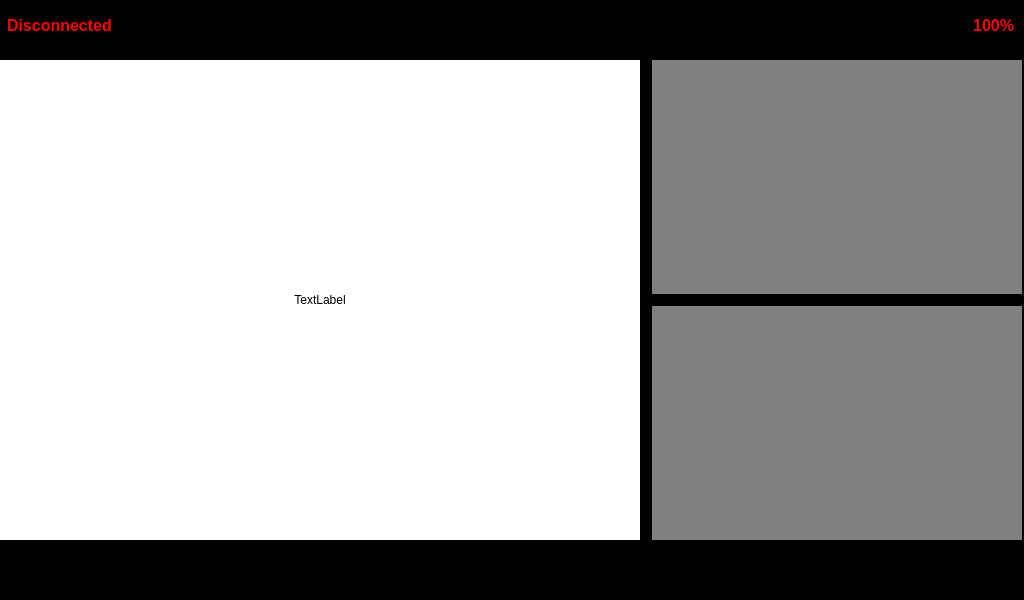
Before: the Qt Designer form design.ui in VirInnovationsSoftware/ABAMES, drawn with Qt 5.
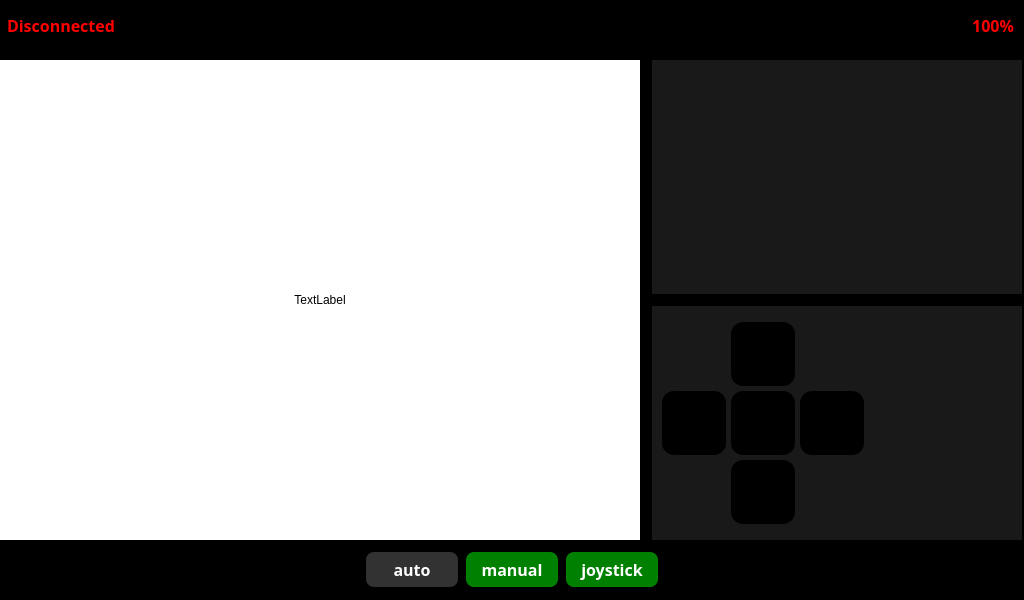
After: the same form once the commit is applied. Icons and pictures are not drawn.

The edit to the form file:
```diff
--- a/design.ui
+++ b/design.ui
@@ -35,6 +35,12 @@
     </property>
     <item row="0" column="0">
      <widget class="QStackedWidget" name="stackedWidget">
+      <property name="font">
+       <font>
+        <weight>50</weight>
+        <bold>false</bold>
+       </font>
+      </property>
       <widget class="QWidget" name="Main">
        <widget class="QLabel" name="StreamLabel">
         <property name="geometry">
@@ -60,12 +66,13 @@
          <rect>
           <x>2</x>
           <y>13</y>
-          <width>150</width>
+          <width>120</width>
           <height>24</height>
          </rect>
         </property>
         <property name="font">
          <font>
+          <family>Sans Serif</family>
           <pointsize>12</pointsize>
           <weight>75</weight>
           <bold>true</bold>
@@ -94,7 +101,7 @@
          </rect>
         </property>
         <property name="styleSheet">
-         <string notr="true">background:grey;</string>
+         <string notr="true">background:rgba(25, 25, 25, 255);</string>
         </property>
        </widget>
        <widget class="QWidget" name="widget_2" native="true">
@@ -107,8 +114,183 @@
          </rect>
         </property>
         <property name="styleSheet">
-         <string notr="true">background:grey;</string>
+         <string notr="true">background:rgba(25, 25, 25, 255);</string>
         </property>
+        <widget class="QPushButton" name="CursorUpBtn">
+         <property name="geometry">
+          <rect>
+           <x>79</x>
+           <y>16</y>
+           <width>64</width>
+           <height>64</height>
+          </rect>
+         </property>
+         <property name="styleSheet">
+          <string notr="true">QPushButton{
+	border-radius: 12px;
+	background: rgb(0, 0, 0);
+}
+QPushButton:hover{
+	background: rgb(5, 5, 5);
+}
+QPushButton:pressed{
+	background: rgb(20, 20, 20);
+}</string>
+         </property>
+         <property name="text">
+          <string/>
+         </property>
+         <property name="icon">
+          <iconset>
+           <normaloff>../../Downloads/keyboard_arrow_up_32dp_FFFFFF_FILL0_wght700_GRAD0_opsz40.png</normaloff>../../Downloads/keyboard_arrow_up_32dp_FFFFFF_FILL0_wght700_GRAD0_opsz40.png</iconset>
+         </property>
+         <property name="iconSize">
+          <size>
+           <width>32</width>
+           <height>32</height>
+          </size>
+         </property>
+        </widget>
+        <widget class="QPushButton" name="CursorDownBtn">
+         <property name="geometry">
+          <rect>
+           <x>79</x>
+           <y>154</y>
+           <width>64</width>
+           <height>64</height>
+          </rect>
+         </property>
+         <property name="styleSheet">
+          <string notr="true">QPushButton{
+	border-radius: 12px;
+	background: rgb(0, 0, 0);
+}
+QPushButton:hover{
+	background: rgb(5, 5, 5);
+}
+QPushButton:pressed{
+	background: rgb(20, 20, 20);
+}</string>
+         </property>
+         <property name="text">
+          <string/>
+         </property>
+         <property name="icon">
+          <iconset>
+           <normaloff>../../Downloads/keyboard_arrow_down_32dp_FFFFFF_FILL0_wght700_GRAD0_opsz40.png</normaloff>../../Downloads/keyboard_arrow_down_32dp_FFFFFF_FILL0_wght700_GRAD0_opsz40.png</iconset>
+         </property>
+         <property name="iconSize">
+          <size>
+           <width>32</width>
+           <height>32</height>
+          </size>
+         </property>
+        </widget>
+        <widget class="QPushButton" name="CursorRightBtn">
+         <property name="geometry">
+          <rect>
+           <x>148</x>
+           <y>85</y>
+           <width>64</width>
+           <height>64</height>
+          </rect>
+         </property>
+         <property name="styleSheet">
+          <string notr="true">QPushButton{
+	border-radius: 12px;
+	background: rgb(0, 0, 0);
+}
+QPushButton:hover{
+	background: rgb(5, 5, 5);
+}
+QPushButton:pressed{
+	background: rgb(20, 20, 20);
+}</string>
+         </property>
+         <property name="text">
+          <string/>
+         </property>
+         <property name="icon">
+          <iconset>
+           <normaloff>../../Downloads/keyboard_arrow_right_32dp_FFFFFF_FILL0_wght700_GRAD0_opsz40.png</normaloff>../../Downloads/keyboard_arrow_right_32dp_FFFFFF_FILL0_wght700_GRAD0_opsz40.png</iconset>
+         </property>
+         <property name="iconSize">
+          <size>
+           <width>32</width>
+           <height>32</height>
+          </size>
+         </property>
+        </widget>
+        <widget class="QPushButton" name="CursorLeftBtn">
+         <property name="geometry">
+          <rect>
+           <x>10</x>
+           <y>85</y>
+           <width>64</width>
+           <height>64</height>
+          </rect>
+         </property>
+         <property name="styleSheet">
+          <string notr="true">QPushButton{
+	border-radius: 12px;
+	background: rgb(0, 0, 0);
+}
+QPushButton:hover{
+	background: rgb(5, 5, 5);
+}
+QPushButton:pressed{
+	background: rgb(20, 20, 20);
+}</string>
+         </property>
+         <property name="text">
+          <string/>
+         </property>
+         <property name="icon">
+          <iconset>
+           <normaloff>../../Downloads/keyboard_arrow_left_32dp_FFFFFF_FILL0_wght700_GRAD0_opsz40.png</normaloff>../../Downloads/keyboard_arrow_left_32dp_FFFFFF_FILL0_wght700_GRAD0_opsz40.png</iconset>
+         </property>
+         <property name="iconSize">
+          <size>
+           <width>32</width>
+           <height>32</height>
+          </size>
+         </property>
+        </widget>
+        <widget class="QPushButton" name="CursorSaveBtn">
+         <property name="geometry">
+          <rect>
+           <x>79</x>
+           <y>85</y>
+           <width>64</width>
+           <height>64</height>
+          </rect>
+         </property>
+         <property name="styleSheet">
+          <string notr="true">QPushButton{
+	border-radius: 12px;
+	background: rgb(0, 0, 0);
+}
+QPushButton:hover{
+	background: rgb(5, 5, 5);
+}
+QPushButton:pressed{
+	background: rgb(20, 20, 20);
+}</string>
+         </property>
+         <property name="text">
+          <string/>
+         </property>
+         <property name="icon">
+          <iconset>
+           <normaloff>../../Downloads/bookmark_32dp_FFFFFF_FILL0_wght700_GRAD0_opsz40.png</normaloff>../../Downloads/bookmark_32dp_FFFFFF_FILL0_wght700_GRAD0_opsz40.png</iconset>
+         </property>
+         <property name="iconSize">
+          <size>
+           <width>32</width>
+           <height>32</height>
+          </size>
+         </property>
+        </widget>
        </widget>
        <widget class="QLabel" name="label_2">
         <property name="geometry">
@@ -121,6 +303,7 @@
         </property>
         <property name="font">
          <font>
+          <family>Sans Serif</family>
           <pointsize>12</pointsize>
           <weight>75</weight>
           <bold>true</bold>
@@ -142,6 +325,130 @@
          <number>5</number>
         </property>
        </widget>
+       <widget class="QWidget" name="ModeContainer" native="true">
+        <property name="geometry">
+         <rect>
+          <x>362</x>
+          <y>540</y>
+          <width>300</width>
+          <height>60</height>
+         </rect>
+        </property>
+        <layout class="QHBoxLayout" name="horizontalLayout">
+         <property name="spacing">
+          <number>8</number>
+         </property>
+         <property name="leftMargin">
+          <number>4</number>
+         </property>
+         <property name="topMargin">
+          <number>4</number>
+         </property>
+         <property name="rightMargin">
+          <number>4</number>
+         </property>
+         <property name="bottomMargin">
+          <number>4</number>
+         </property>
+         <item>
+          <widget class="QPushButton" name="ModeAutoBtn">
+           <property name="minimumSize">
+            <size>
+             <width>0</width>
+             <height>35</height>
+            </size>
+           </property>
+           <property name="font">
+            <font>
+             <family>Sans Serif</family>
+             <pointsize>12</pointsize>
+             <weight>75</weight>
+             <bold>true</bold>
+            </font>
+           </property>
+           <property name="styleSheet">
+            <string notr="true">QPushButton{
+	background:rgb(50, 50, 50);
+	color:white; 
+	border:0px;
+	border-radius: 8px;
+}
+QPushButton:hover{
+	background:rgb(0, 100, 0);
+	color:rgb(180, 180, 180); 
+	border:0px;
+	border-radius: 8px;
+}
+QPushButton:pressed{
+	background:green;
+	color:white; 
+	border:0px;
+	border-radius: 8px;
+}</string>
+           </property>
+           <property name="text">
+            <string>auto</string>
+           </property>
+          </widget>
+         </item>
+         <item>
+          <widget class="QPushButton" name="ModeManualBtn">
+           <property name="minimumSize">
+            <size>
+             <width>0</width>
+             <height>35</height>
+            </size>
+           </property>
+           <property name="font">
+            <font>
+             <family>Sans Serif</family>
+             <pointsize>12</pointsize>
+             <weight>75</weight>
+             <bold>true</bold>
+            </font>
+           </property>
+           <property name="styleSheet">
+            <string notr="true">background:green;
+color:white; 
+border:0px;
+border-radius: 8px;
+</string>
+           </property>
+           <property name="text">
+            <string>manual</string>
+           </property>
+          </widget>
+         </item>
+         <item>
+          <widget class="QPushButton" name="ModeJoystickBtn">
+           <property name="minimumSize">
+            <size>
+             <width>0</width>
+             <height>35</height>
+            </size>
+           </property>
+           <property name="font">
+            <font>
+             <family>Sans Serif</family>
+             <pointsize>12</pointsize>
+             <weight>75</weight>
+             <bold>true</bold>
+            </font>
+           </property>
+           <property name="styleSheet">
+            <string notr="true">background:green;
+color:white; 
+border:0px;
+border-radius: 8px;
+</string>
+           </property>
+           <property name="text">
+            <string>joystick</string>
+           </property>
+          </widget>
+         </item>
+        </layout>
+       </widget>
       </widget>
      </widget>
     </item>
```
Left out of the diff: 8 changed lines with no effect on the pictures.
